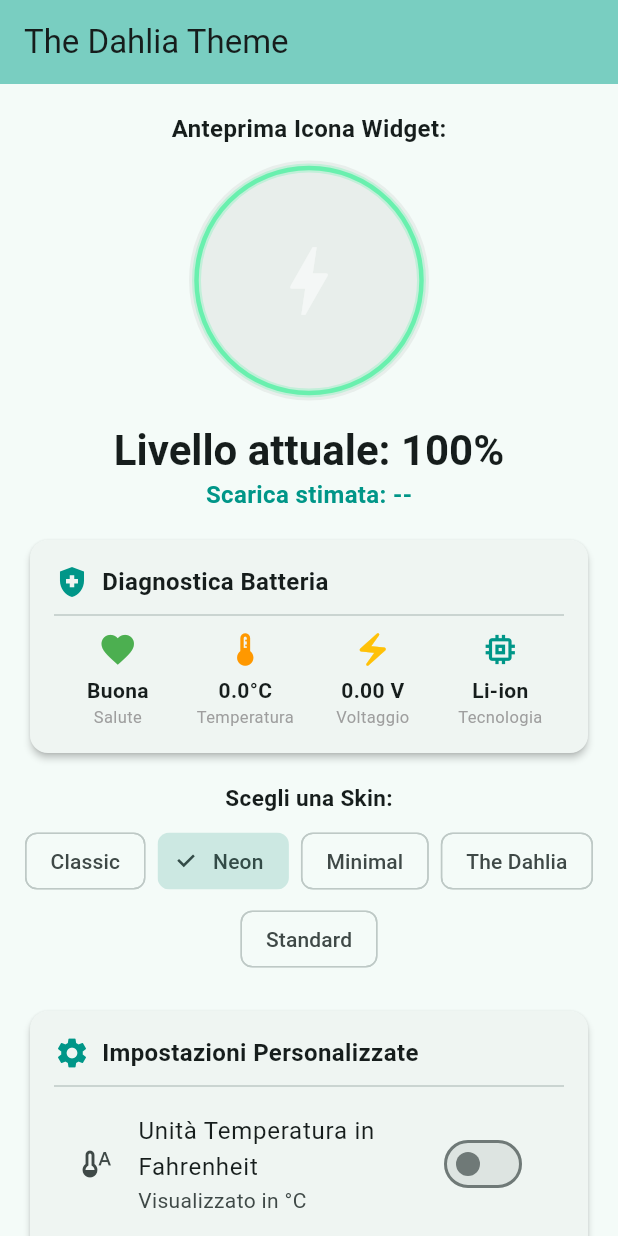
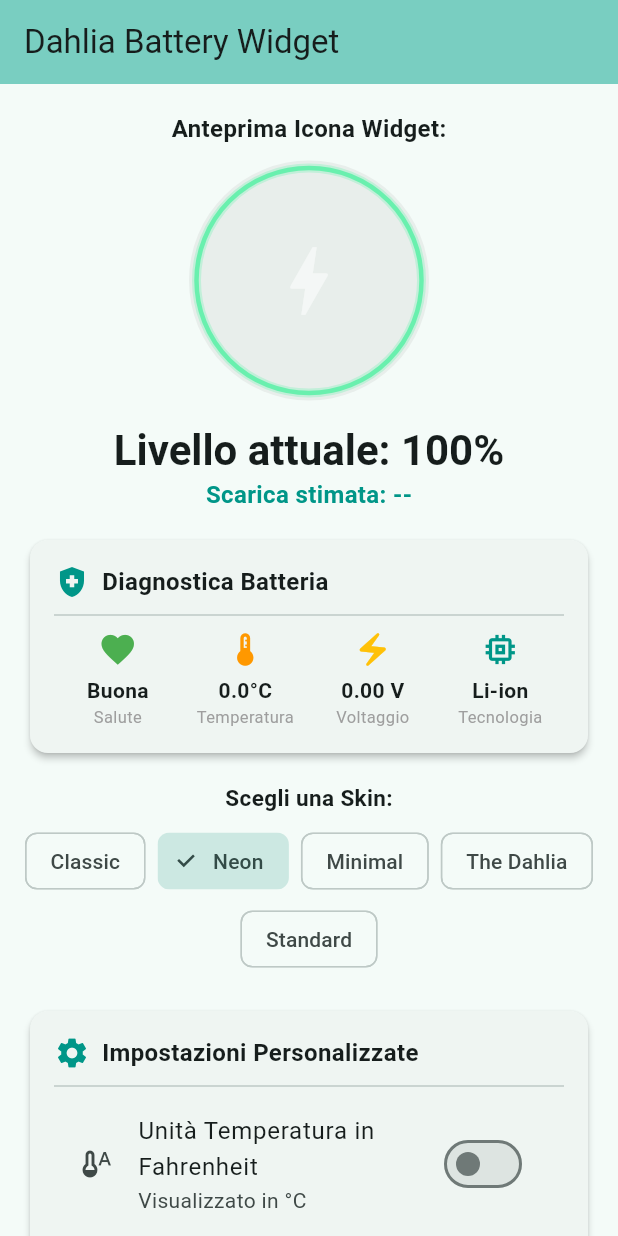
Before and after one commit to Deflomick/dahlia_battery_widget, a Flutter app: the screen it shows after launch, on a phone screen of 412 x 824 dp. Run offline on Flutter 3.47's test engine with Material 3 defaults, Android fonts, the phone set to English and light mode, and no system bars; our stand-ins replace battery_plus, shared_preferences; missing offline and left inert: flutter_foreground_task, flutter_overlay_window, home_widget.

Commit message:
chore: update application label and title to Dahlia Battery Widget

```diff
--- a/lib/main.dart
+++ b/lib/main.dart
@@ -3,7 +3,7 @@ import 'overlay/battery_overlay.dart' as overlay;
 import 'screens/home_screen.dart';
 import 'services/foreground_service.dart' as foreground;
 
-/// Punto di ingresso principale dell'applicazione "The Dahlia Theme".
+/// Punto di ingresso principale dell'applicazione "Dahlia Battery Widget".
 void main() {
   WidgetsFlutterBinding.ensureInitialized();
   runApp(const DahliaBatteryApp());
@@ -28,7 +28,7 @@ class DahliaBatteryApp extends StatelessWidget {
   @override
   Widget build(BuildContext context) {
     return MaterialApp(
-      title: 'The Dahlia Theme',
+      title: 'Dahlia Battery Widget',
       debugShowCheckedModeBanner: false,
       theme: ThemeData(
         colorScheme: ColorScheme.fromSeed(seedColor: Colors.teal),
@@ -37,7 +37,7 @@ class DahliaBatteryApp extends StatelessWidget {
           behavior: SnackBarBehavior.floating,
         ),
       ),
-      home: const HomeScreen(title: 'The Dahlia Theme'),
+      home: const HomeScreen(title: 'Dahlia Battery Widget'),
     );
   }
 }
```
Also changed, not shown: 2 other files.
